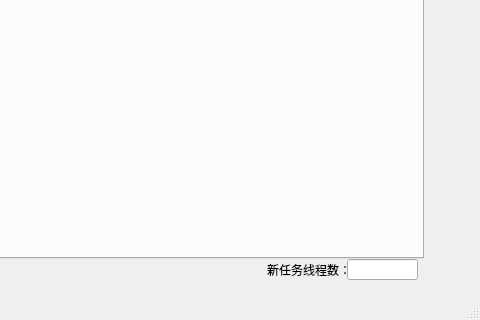
Before: the Qt Designer form version3_2--MulThread_real_MoveToThread/mainwindow.ui in BoolYing/Multi-Thread_FileDown, drawn with Qt 5; both pictures show x 393 to 873 and y 288 to 608 of the 873 by 608 pixel window.
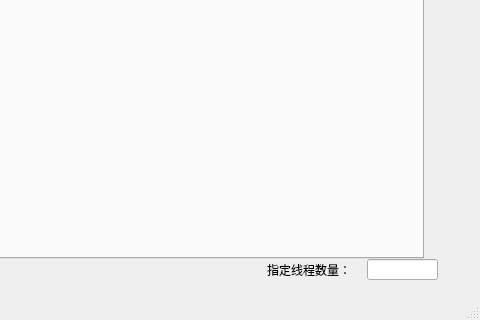
After: the same form once the commit is applied.

Patch:
```diff
--- a/version3_2--MulThread_real_MoveToThread/mainwindow.ui
+++ b/version3_2--MulThread_real_MoveToThread/mainwindow.ui
@@ -58,7 +58,7 @@
    <widget class="QLineEdit" name="lineEdit_2">
     <property name="geometry">
      <rect>
-      <x>740</x>
+      <x>760</x>
       <y>530</y>
       <width>71</width>
       <height>21</height>
@@ -75,7 +75,7 @@
      </rect>
     </property>
     <property name="text">
-     <string>新任务线程数：</string>
+     <string>指定线程数量：</string>
     </property>
    </widget>
    <widget class="QWidget" name="">
```
